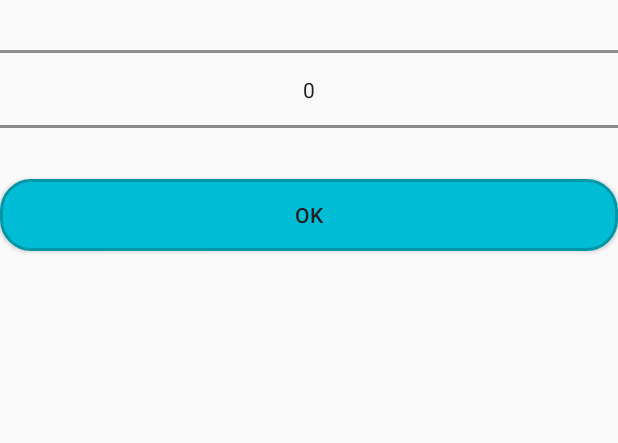
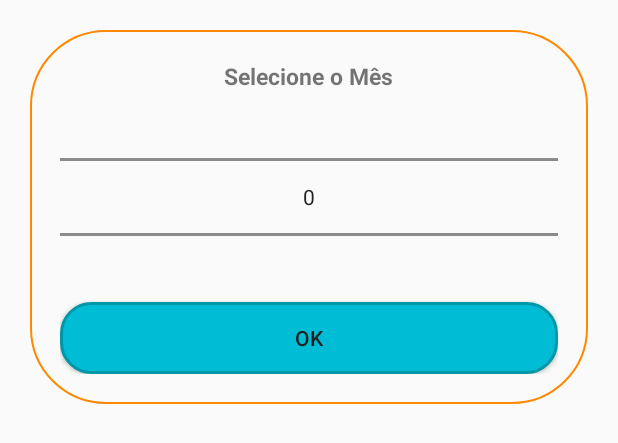
Before and after one commit to JoniNascimento/JcDesenvolvimento-InformativoPV, an Android app: the layout dialog_mes.xml on its own in the app's theme, with its tools: preview values and no code run, on a phone screen of 412 x 824 dp. Shown: the top 443 px of the screen. Run offline under Robolectric (Android 15) with nearby library versions, the phone set to English and light mode, and no system bars.

Commit message:
Ajustes Layout inserir boletim e dialog

```diff
--- a/InformativoPV/app/src/main/java/com/jcdesenvolvimento/informativopv/Adapter/EBAdapter.java
+++ b/InformativoPV/app/src/main/java/com/jcdesenvolvimento/informativopv/Adapter/EBAdapter.java
@@ -61,7 +61,7 @@ public class EBAdapter extends RecyclerView.Adapter<EBAdapter.EBViewHolder> {
 
         public EBViewHolder(View itemView) {
             super(itemView);
-            tvCoodenacaoEB = (TextView) itemView.findViewById(R.id.tv_direcao_eb);
+            tvCoodenacaoEB = (TextView) itemView.findViewById(R.id.tv_coordenacao_eb);
             tvSecretariaEB = (TextView) itemView.findViewById(R.id.tv_secretaria_eb);
             tvOfertaEB = (TextView) itemView.findViewById(R.id.tv_oferta_eb);
             tvProfessorEB = (TextView) itemView.findViewById(R.id.tv_professor_eb);
--- a/InformativoPV/app/src/main/java/com/jcdesenvolvimento/informativopv/Bd/CRUD.java
+++ b/InformativoPV/app/src/main/java/com/jcdesenvolvimento/informativopv/Bd/CRUD.java
@@ -138,7 +138,7 @@ public class CRUD {
         List<Boletim> list = new ArrayList<Boletim>();
         String[] colunas = new String[]{"_id","IdIgreja", "Titulo","Mes", "Ano", "Palavra","Tema", "Imagem"}; //String de colunas da busca
 
-        Cursor cursor = bd.query("Boletim",colunas,null,null,null,null,"");
+        Cursor cursor = bd.query("Boletim",colunas,null,null,null,null,"_id desc");
 
         if (cursor.getCount() > 0 ){
             cursor.moveToFirst();
--- a/InformativoPV/app/src/main/java/com/jcdesenvolvimento/informativopv/Util/Constants.java
+++ b/InformativoPV/app/src/main/java/com/jcdesenvolvimento/informativopv/Util/Constants.java
@@ -5,5 +5,5 @@ package com.jcdesenvolvimento.informativopv.Util;
  */
 
 public final class Constants {
-    public final String[] MESES = {"", "JANEIRO", "FEVEREIRO", "MARÇO", "ABRIL", "MAIO", "JUNHO", "JULHO", "AGOSTO", "SETEMBRO", "OUTUBRO", "NOVEMBRO", "DEZEMBRO"};
+    public final String[] MESES = {"SELECIONE", "JANEIRO", "FEVEREIRO", "MARÇO", "ABRIL", "MAIO", "JUNHO", "JULHO", "AGOSTO", "SETEMBRO", "OUTUBRO", "NOVEMBRO", "DEZEMBRO"};
 }
--- a/InformativoPV/app/src/main/res/drawable/bordafundo.xml
+++ b/InformativoPV/app/src/main/res/drawable/bordafundo.xml
@@ -1,8 +1,11 @@
 <shape
     xmlns:android="http://schemas.android.com/apk/res/android"
     android:shape="rectangle" >
-    <solid android:color="@android:color/white" />
+    <solid android:color="@android:color/transparent" />
     <stroke
-        android:width="5dp"
-        android:color="@android:color/darker_gray"/>
+        android:width="1dp"
+        android:color="@android:color/holo_orange_dark"/>
+    <corners
+        android:radius="50dp"
+        />
 </shape>
--- a/InformativoPV/app/src/main/res/layout/dialog_mes.xml
+++ b/InformativoPV/app/src/main/res/layout/dialog_mes.xml
@@ -1,17 +1,33 @@
 <?xml version="1.0" encoding="utf-8"?>
 <LinearLayout xmlns:android="http://schemas.android.com/apk/res/android"
-    android:orientation="vertical" android:layout_width="match_parent"
-    android:layout_height="match_parent">
+    xmlns:tools="http://schemas.android.com/tools"
+    android:orientation="vertical"
+    android:layout_width="match_parent"
+    android:layout_height="wrap_content"
+    android:padding="20dp"
+    android:background="@drawable/bordafundo"
+    android:layout_margin="20dp">
+
+    <TextView
+        android:layout_width="wrap_content"
+        android:layout_height="wrap_content"
+        android:text="@string/tMesDialog"
+        android:layout_gravity="center_horizontal"
+        android:layout_marginBottom="10dp"
+        android:textSize="15sp"
+        android:textStyle="bold"/>
 
     <NumberPicker
         android:id="@+id/np_meses"
         android:layout_width="match_parent"
-        android:layout_height="119dp" />
+        android:layout_height="120dp"
+        android:layout_marginBottom="10dp"/>
 
     <Button
         android:id="@+id/btn_ok_mes"
         android:layout_width="match_parent"
         android:layout_height="wrap_content"
         android:background="@drawable/bkg_botao_salvar"
-        android:text="@string/tOK" />
+        android:text="@string/tOK"
+        android:textColor="@color/primaryText"/>
 </LinearLayout>
--- a/InformativoPV/app/src/main/res/layout/fragment_lista_informativo.xml
+++ b/InformativoPV/app/src/main/res/layout/fragment_lista_informativo.xml
@@ -11,7 +11,8 @@
         android:id="@+id/rv_lista_informativos"
         android:layout_width="match_parent"
         android:layout_height="match_parent"
-        android:layout_gravity="center_horizontal">
+        android:layout_gravity="center_horizontal"
+        android:paddingStart="25dp">
     </android.support.v7.widget.RecyclerView>
 
     <android.support.design.widget.FloatingActionButton
--- a/InformativoPV/app/src/main/res/values/colors.xml
+++ b/InformativoPV/app/src/main/res/values/colors.xml
@@ -1,8 +1,9 @@
 <?xml version="1.0" encoding="utf-8"?>
 <resources>
-    <color name="colorPrimary">#00BCD4</color>
+    <color name="colorPrimary">#00bcd4</color>
     <color name="colorPrimaryDark">#0097A7</color>
     <color name="colorAccent">#03A9F4</color>
     <color name="primaryText">#212121</color>
 
+
 </resources>
--- a/InformativoPV/app/src/main/res/values/strings.xml
+++ b/InformativoPV/app/src/main/res/values/strings.xml
@@ -29,6 +29,7 @@
     <string name="tInfo">Informações</string>
     <string name="tSalvar">Salvar</string>
     <string name="tOK">Ok</string>
+    <string name="tMesDialog">Selecione o Mês</string>
     <string name="txSobre">Aplicativo desenvolvido por JC Desenvolvimento.</string>
 
 
@@ -61,7 +62,7 @@
     <string name="falha_excluir_presente">Ocorreu um erro ao excluir o presente!</string>
     <string name="sucesso_excluir_presente">O presente foi excluido com sucesso!</string>
     <string name="falha_gravar_contato">Ocorreu um erro ao adicionar o contato!</string>
-    <string name="sucesso_gravar_contato">O contato foi adicionado com sucesso!</string>
+    <string name="sucesso_gravar_boletim">Informativo criado com sucesso!</string>
     <string name="falha_gravar_perfil">Ocorreu um erro ao salvar o perfil!</string>
     <string name="sucesso_gravar_perfil">O seu perfil foi salvo com sucesso!</string>
     <string name="falha_logar_fb">Ocorreu um erro ao Logar usando o FaceBook!</string>
--- a/InformativoPV/app/src/main/res/values/styles.xml
+++ b/InformativoPV/app/src/main/res/values/styles.xml
@@ -16,7 +16,10 @@
         <item name="colorPrimaryDark">@color/colorPrimaryDark</item>
         <item name="colorAccent">@color/colorAccent</item>
         <item name="android:textColorPrimary">@color/primaryText</item>
+        <item name="android:textColor">@color/primaryText</item>
     </style>
 
 
+
+
 </resources>
```
Also changed, not shown: InformativoPV/app/src/main/java/com/jcdesenvolvimento/informativopv/Fragment/InformativoFragment.java (+22 -27 lines), InformativoPV/app/src/main/java/com/jcdesenvolvimento/informativopv/Fragment/ListaInformativoFragment.java (+45 -7 lines), InformativoPV/app/src/main/java/com/jcdesenvolvimento/informativopv/Fragment/MenuFragment.java (+2 -45 lines), InformativoPV/app/src/main/java/com/jcdesenvolvimento/informativopv/Util/Functions.java (+6 -2 lines).
